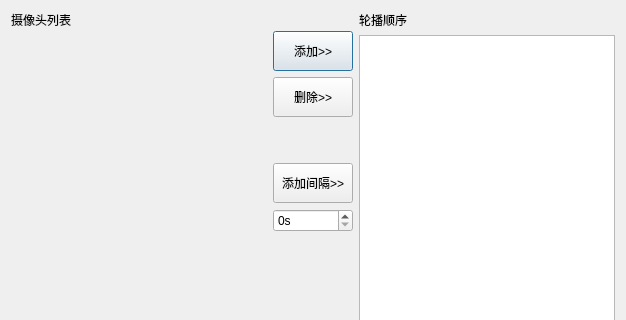
The window that src/playalternatenewdialog.ui (ch593030323/video-watcher) describes before a commit, drawn with Qt 5; both pictures show x 0 to 626 and y 0 to 320 of the 626 by 510 pixel window.
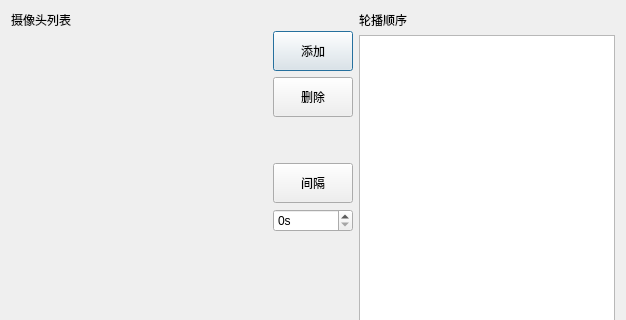
The same window after the commit. Custom widgets are drawn as their Qt base class.

```diff
--- a/src/playalternatenewdialog.ui
+++ b/src/playalternatenewdialog.ui
@@ -48,7 +48,7 @@
           </size>
          </property>
          <property name="text">
-          <string>添加&gt;&gt;</string>
+          <string>添加</string>
          </property>
         </widget>
        </item>
@@ -61,7 +61,7 @@
           </size>
          </property>
          <property name="text">
-          <string>删除&gt;&gt;</string>
+          <string>删除</string>
          </property>
         </widget>
        </item>
@@ -87,7 +87,7 @@
           </size>
          </property>
          <property name="text">
-          <string>添加间隔&gt;&gt;</string>
+          <string>间隔</string>
          </property>
         </widget>
        </item>
```
Left out of the diff: 2 changed lines with no effect on the pictures.
